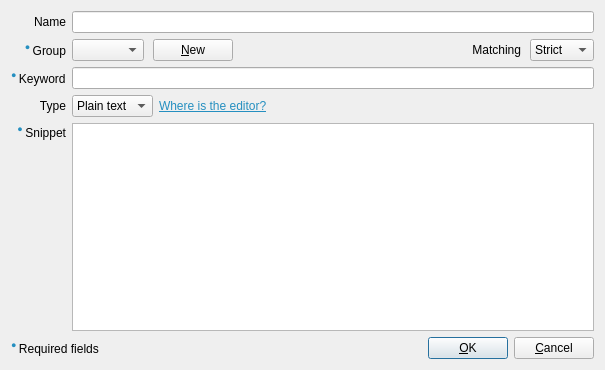
This is Beeftext/Combo/ComboDialog.ui in xmichelo/Beeftext as Qt 5 draws it before an edit. The edited form follows.
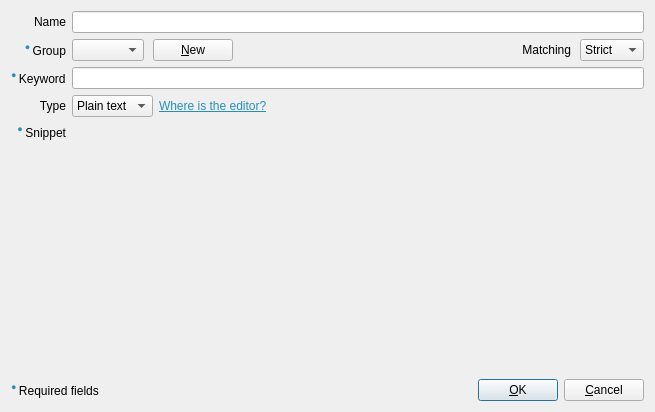
This is the edited form. Custom widgets are drawn as their Qt base class.

Commit message: Introduced combo editor widget.

Patch:
```diff
--- a/Beeftext/Combo/ComboDialog.ui
+++ b/Beeftext/Combo/ComboDialog.ui
@@ -6,8 +6,8 @@
    <rect>
     <x>0</x>
     <y>0</y>
-    <width>605</width>
-    <height>370</height>
+    <width>655</width>
+    <height>412</height>
    </rect>
   </property>
   <property name="windowTitle">
@@ -16,16 +16,6 @@
   <layout class="QVBoxLayout" name="verticalLayout">
    <item>
     <layout class="QGridLayout" name="gridLayout">
-     <item row="4" column="1" rowspan="2">
-      <widget class="SnippetEdit" name="editSnippet">
-       <property name="contextMenuPolicy">
-        <enum>Qt::CustomContextMenu</enum>
-       </property>
-       <property name="acceptRichText">
-        <bool>false</bool>
-       </property>
-      </widget>
-     </item>
      <item row="1" column="1">
       <layout class="QHBoxLayout" name="horizontalLayout">
        <property name="spacing">
@@ -188,6 +178,9 @@
        </item>
       </layout>
      </item>
+     <item row="4" column="1" rowspan="2">
+      <widget class="ComboEditor" name="comboEditor" native="true"/>
+     </item>
     </layout>
    </item>
    <item>
@@ -255,9 +248,10 @@
    <header>Group/GroupComboBox.h</header>
   </customwidget>
   <customwidget>
-   <class>SnippetEdit</class>
-   <extends>QTextEdit</extends>
-   <header>SnippetEdit.h</header>
+   <class>ComboEditor</class>
+   <extends>QWidget</extends>
+   <header>ComboEditor.h</header>
+   <container>1</container>
   </customwidget>
  </customwidgets>
  <tabstops>
```
Left out of the diff: 17 changed lines with no effect on the pictures. The commit also changes 7 other files.
